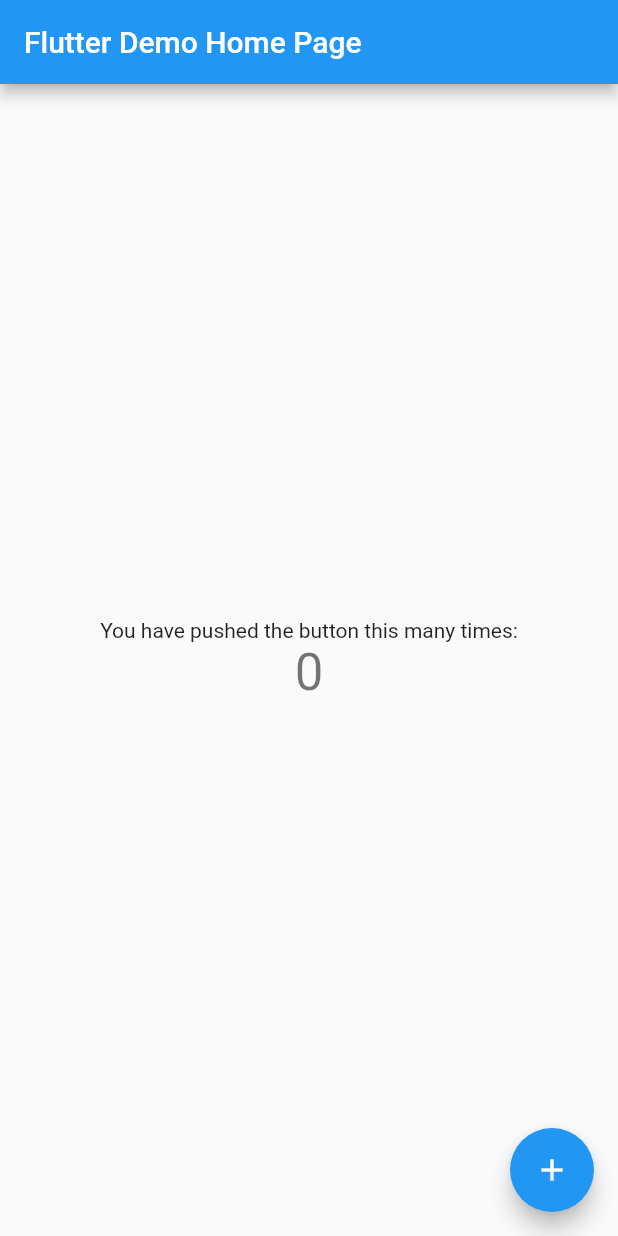
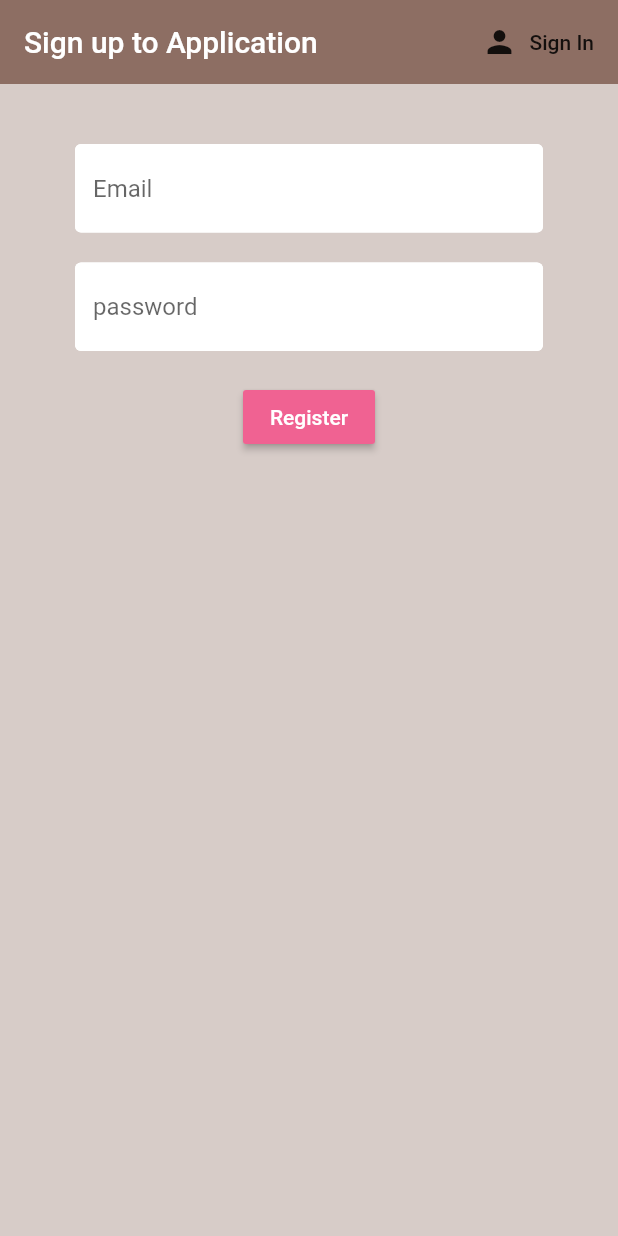
Before and after one commit to tomiapa/App-COI-ITC, a Flutter app: the screen it shows after launch, on a phone screen of 412 x 824 dp. Run offline on Flutter 3.47's test engine with Material 2 defaults, Android fonts, the phone set to English and light mode, and no system bars; our stand-ins replace firebase_auth, firebase_core; accounts and stored records are empty.

Commit message:
insercion del codigo necesario para el registro de usuarios

```diff
--- /dev/null
+++ b/lib/compartidos/constants.dart
@@ -0,0 +1,12 @@
+import 'package:flutter/material.dart';
+
+const textInputDecoration = InputDecoration(
+    fillColor: Colors.white,
+    filled: true,
+    enabledBorder: OutlineInputBorder(
+      borderSide: BorderSide(color: Colors.white, width: 2.0)
+    ),
+    focusedBorder: OutlineInputBorder(
+      borderSide: BorderSide(color: Colors.pink, width: 2.0)
+    ),
+);
--- a/lib/main.dart
+++ b/lib/main.dart
@@ -1,122 +1,23 @@
 import 'package:flutter/material.dart';
+import 'package:firebase_core/firebase_core.dart';
+import 'package:provider/provider.dart';
+import 'package:flutter_app/pantallas/autenticacion/register.dart';
+import 'package:flutter_app/pantallas/autenticacion/auth.dart';
 
-void main() {
+void main() async {
+  WidgetsFlutterBinding.ensureInitialized();
+  await Firebase.initializeApp();
   runApp(MyApp());
 }
 
 class MyApp extends StatelessWidget {
-  // This widget is the root of your application. HOLA 1234
-  // Prueba Rocco Iril
   @override
-  Widget build(BuildContext context) {
-    return MaterialApp(
-      title: 'Flutter Demo',
-      theme: ThemeData(
-        // This is the theme of your application.
-
-        //aa
-        //aa
-        //aa
-        //aa
-        // Try running your application with "flutter run". You'll see the
-        // application has a blue toolbar. Then, without quitting the app, try
-        // changing the primarySwatch below to Colors.green and then invoke
-        // "hot reload" (press "r" in the console where you ran "flutter run",
-        // or simply save your changes to "hot reload" in a Flutter IDE).
-        // Notice that the counter didn't reset back to zero; the application
-        // is not restarted.
-        primarySwatch: Colors.blue,
-        // This makes the visual density adapt to the platform that you run
-        // the app on. For desktop platforms, the controls will be smaller and
-        // closer together (more dense) than on mobile platforms.
-        visualDensity: VisualDensity.adaptivePlatformDensity,
+  Widget build(BuildContext context){
+    return StreamProvider<UserR>.value(
+      value: AuthService().user,
+      child: MaterialApp(
+        home: Register(),
       ),
-      home: MyHomePage(title: 'Flutter Demo Home Page'),
     );
   }
 }
-
-class MyHomePage extends StatefulWidget {
-  MyHomePage({Key key, this.title}) : super(key: key);
-
-  // This widget is the home page of your application. It is stateful, meaning
-  // that it has a State object (defined below) that contains fields that affect
-  // how it looks.
-
-  // This class is the configuration for the state. It holds the values (in this
-  // case the title) provided by the parent (in this case the App widget) and
-  // used by the build method of the State. Fields in a Widget subclass are
-  // always marked "final".
-
-  final String title;
-
-  @override
-  _MyHomePageState createState() => _MyHomePageState();
-}
-
-class _MyHomePageState extends State<MyHomePage> {
-  int _counter = 0;
-
-  void _incrementCounter() {
-    setState(() {
-      // This call to setState tells the Flutter framework that something has
-      // changed in this State, which causes it to rerun the build method below
-      // so that the display can reflect the updated values. If we changed
-      // _counter without calling setState(), then the build method would not be
-      // called again, and so nothing would appear to happen.
-      _counter++;
-    });
-  }
-
-  @override
-  Widget build(BuildContext context) {
-    // This method is rerun every time setState is called, for instance as done
-    // by the _incrementCounter method above.
-    //
-    // The Flutter framework has been optimized to make rerunning build methods
-    // fast, so that you can just rebuild anything that needs updating rather
-    // than having to individually change instances of widgets.
-    return Scaffold(
-      appBar: AppBar(
-        // Here we take the value from the MyHomePage object that was created by
-        // the App.build method, and use it to set our appbar title.
-        title: Text(widget.title),
-      ),
-      body: Center(
-        // Center is a layout widget. It takes a single child and positions it
-        // in the middle of the parent.
-        child: Column(
-          // Column is also a layout widget. It takes a list of children and
-          // arranges them vertically. By default, it sizes itself to fit its
-          // children horizontally, and tries to be as tall as its parent.
-          //
-          // Invoke "debug painting" (press "p" in the console, choose the
-          // "Toggle Debug Paint" action from the Flutter Inspector in Android
-          // Studio, or the "Toggle Debug Paint" command in Visual Studio Code)
-          // to see the wireframe for each widget.
-          //
-          // Column has various properties to control how it sizes itself and
-          // how it positions its children. Here we use mainAxisAlignment to
-          // center the children vertically; the main axis here is the vertical
-          // axis because Columns are vertical (the cross axis would be
-          // horizontal).
-          mainAxisAlignment: MainAxisAlignment.center,
-          children: <Widget>[
-            Text(
-              'You have pushed the button this many times:',
-            ),
-            Text(
-              '$_counter',
-              style: Theme.of(context).textTheme.headline4,
-            ),
-          ],
-        ),
-      ),
-      floatingActionButton: FloatingActionButton(
-        onPressed: _incrementCounter,
-        tooltip: 'Increment',
-        child: Icon(Icons.add),
-      ), // This trailing comma makes auto-formatting nicer for build methods.
-    );
-  }
-}// Hola. Prueba cambio triviño
--- /dev/null
+++ b/lib/pantallas/autenticacion/register.dart
@@ -0,0 +1,100 @@
+import 'package:flutter/material.dart';
+import 'package:flutter_app/pantallas/autenticacion/auth.dart';
+import 'package:flutter_app/compartidos/constants.dart';
+
+class Register extends StatefulWidget {
+
+  final Function toggleView;
+  Register({ this.toggleView });
+
+  @override
+  _RegisterState createState() => _RegisterState();
+}
+
+class _RegisterState extends State<Register> {
+
+  final AuthService _auth = AuthService();
+  final _formKey =  GlobalKey<FormState>();
+
+  // Text field state
+  String email = '';
+  String password = '';
+  String error = '';
+
+  @override
+  Widget build(BuildContext context) {
+    return Scaffold(
+      backgroundColor: Colors.brown[100],
+      appBar: AppBar(
+        backgroundColor: Colors.brown[400],
+        elevation: 0.0,
+        title: Text('Sign up to Application'),
+        actions: <Widget>[
+          FlatButton.icon(
+            icon: Icon(Icons.person),
+            label: Text('Sign In'),
+            onPressed: (){
+              widget.toggleView();
+            }
+          )
+        ],
+      ),
+      body: Container(
+        padding: EdgeInsets.symmetric(vertical: 20.0,horizontal: 50.0),
+        child: Form(
+          key: _formKey,
+          child: Column(
+            children: <Widget>[
+              SizedBox(height: 20.0),
+              TextFormField(
+                decoration: textInputDecoration.copyWith(hintText: 'Email'),
+                validator: (val) => val.isEmpty ? 'Enter an email' : null,
+                onChanged: (val) {
+                  setState(() => email = val);
+                }
+              ),
+              SizedBox(height: 20.0),
+              TextFormField(
+                decoration: textInputDecoration.copyWith(hintText: 'password'),
+                obscureText: true,
+                validator: (val) => val.length < 6 ? 'Enter a password 6+ chars longs' : null,
+                onChanged: (val) {
+                  setState(() => password = val);
+                }
+              ),
+              SizedBox(height: 20.0),
+              RaisedButton(
+                onPressed: () async {
+                  // check the form for empty spots and validity
+                  bool emailValid = RegExp(r"^[a-zA-Z0-9.a-zA-Z0-9.!#$%&'*+-/=?^_`{|}~]+@[a-zA-Z0-9]+\.[a-zA-Z]+").hasMatch(email);
+                  if (emailValid) {
+                    if (_formKey.currentState.validate()) {
+                      dynamic result = await _auth.registerWhitEmailAndPassword(email, password);
+                      print(result);
+                      if (result == null) {
+                        setState(() => error = 'Write a valid email');
+                      }
+                    }
+                  } else {
+                    setState(
+                        () => error = 'Write a valid email you moron!');
+                  }
+                },
+                color: Colors.pink[300],
+                child: Text(
+                  'Register',
+                  style: TextStyle(color: Colors.white),
+                )
+              ),
+              SizedBox(height: 12.0),
+              Text(
+                error,
+                style: TextStyle(color: Colors.red, fontSize: 14.0),
+              ),
+            ],
+          ),
+        ),
+      ),
+    );
+  }
+}
--- a/pubspec.yaml
+++ b/pubspec.yaml
@@ -28,6 +28,7 @@ dependencies:
   firebase_auth: ^0.18.0+1
   cloud_firestore: ^0.14.0+2
   firebase_core : ^0.5.0
+  provider: ^4.3.2+2
 
 dev_dependencies:
   flutter_test:
```
Also changed, not shown: lib/pantallas/autenticacion/auth.dart (added, +73 -0 lines), lib/pantallas/autenticacion/sign_in.dart (added), pubspec.lock, 3 other files.
